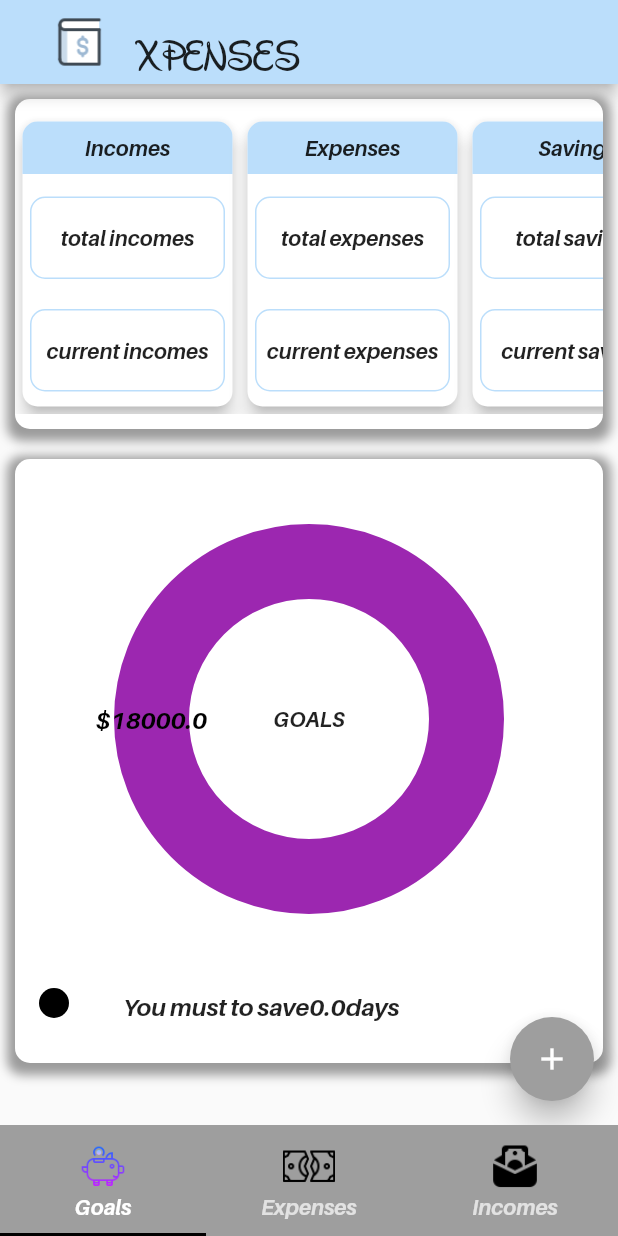
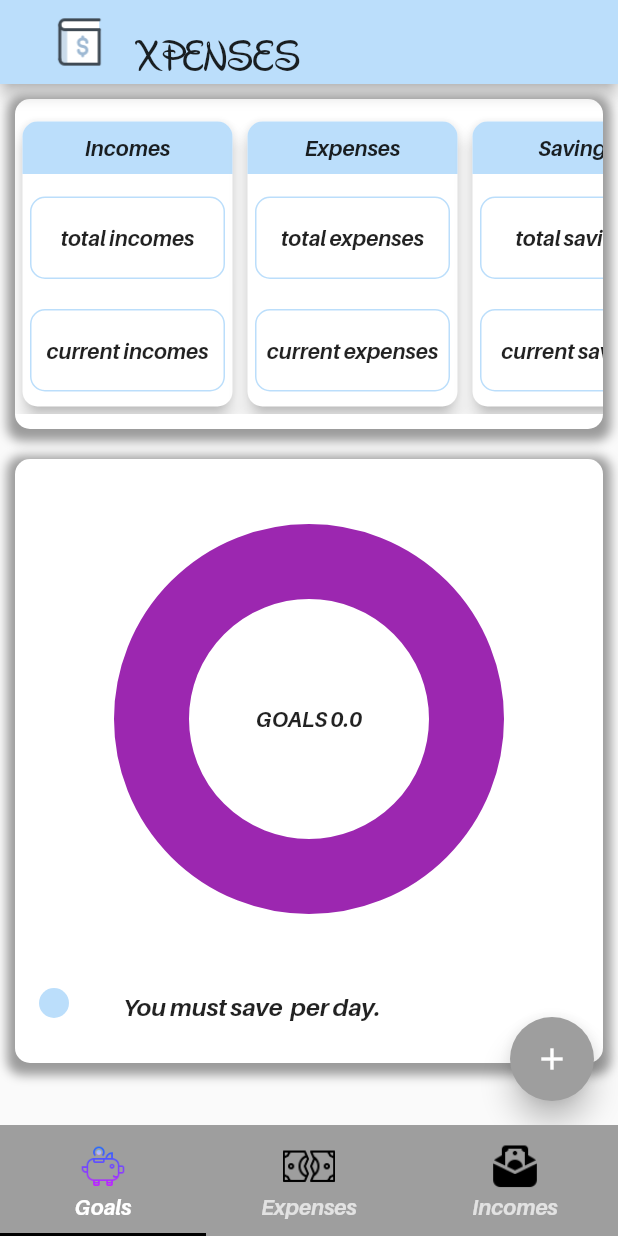
Before and after one commit to Ale6995/xpenses, a Flutter app: the screen it shows after launch, on a phone screen of 412 x 824 dp. Run offline on Flutter 3.47's test engine with Material 2 defaults, Android fonts, the phone set to English and light mode, and no system bars; drawn by our look-alikes of auto_size_text, fl_chart, flutter_speed_dial; our stand-ins replace cloud_firestore, firebase_core, get; missing offline and left inert: money2; accounts and stored records are empty.

Commit message:
set goals

```diff
--- a/xpenses_app/lib/models/goalModel.dart
+++ b/xpenses_app/lib/models/goalModel.dart
@@ -1,5 +1,3 @@
-import 'package:cloud_firestore/cloud_firestore.dart';
-
 class GoalModel {
   final String description;
   final double value;
--- a/xpenses_app/lib/screens/goals/goals.dart
+++ b/xpenses_app/lib/screens/goals/goals.dart
@@ -77,15 +77,20 @@ class GoalsScreen extends StatelessWidget {
                                   centerSpaceRadius: 80,
                                 ),
                               ),
-                              Center(child: Text('GOALS'))
+                              Center(
+                                child: AutoSizeText('GOALS ' +
+                                    controller.ourGoal.value.toString()),
+                              )
                             ],
                           ),
                         ),
                         ListTile(
                           leading: Bullets(),
-                          title: Text('You must to save' +
-                              controller.savingsDays.toString() +
-                              'days'),
+                          title: Text('You must save ' +
+                              Money.from(controller.savingsDays,
+                                      Currency.create("\$", 2))
+                                  .toString() +
+                              ' per day.'),
                         ),
                       ],
                     ),
@@ -146,7 +151,7 @@ class GoalsScreen extends StatelessWidget {
             backgroundColor: Colors.purple,
             label: 'Add Goals',
             labelStyle: TextStyle(fontSize: 18.0),
-            onTap: () => print('FIRST CHILD'),
+            onTap: () => controller.addGoals(),
           ),
           SpeedDialChild(
             child: Container(
@@ -178,10 +183,6 @@ class GoalsScreen extends StatelessWidget {
   }
 
   List<PieChartSectionData> showSections() {
-    var savins =
-        controller.currentSavings.isNegative ? 0 : controller.currentSavings;
-    var goal = 18000;
-    var goalEarned = (goal - savins).isNegative ? 0 : goal - savins;
     return List.generate(2, (i) {
       final isTouched = false;
       final fontSize = isTouched ? 25.0 : 16.0;
@@ -189,9 +190,12 @@ class GoalsScreen extends StatelessWidget {
       switch (i) {
         case 0:
           return PieChartSectionData(
-            color: Colors.purple,
-            value: goalEarned.toDouble(),
-            title: '\$' + goalEarned.toString(),
+            color: Colors.blue,
+            value: controller.totalSavings.isNegative
+                ? 0
+                : controller.totalSavings,
+            title: Money.from(controller.totalSavings, Currency.create("\$", 2))
+                .toString(),
             radius: radius,
             titleStyle: TextStyle(
               fontSize: fontSize,
@@ -201,9 +205,11 @@ class GoalsScreen extends StatelessWidget {
           );
         case 1:
           return PieChartSectionData(
-            color: Colors.blue,
-            value: (goal - goalEarned).toDouble(),
-            title: '\$' + (goal - goalEarned).toString(),
+            color: Colors.purple,
+            value: controller.ourGoal.value == 0 ? 1 : controller.ourGoal.value,
+            title:
+                Money.from(controller.ourGoal.value, Currency.create("\$", 2))
+                    .toString(),
             radius: radius,
             titleStyle: TextStyle(
               fontSize: fontSize,
@@ -225,7 +231,7 @@ class Bullets extends StatelessWidget {
       height: 20.0,
       width: 20.0,
       decoration: new BoxDecoration(
-        color: Colors.black,
+        color: Colors.blue[100],
         shape: BoxShape.circle,
       ),
     );
--- a/xpenses_app/lib/screens/goals/goalsController.dart
+++ b/xpenses_app/lib/screens/goals/goalsController.dart
@@ -1,13 +1,14 @@
 import 'package:get/get.dart';
 import 'package:money2/money2.dart';
-import 'package:xpenses_app/models/goalModel.dart';
+import 'package:xpenses_app/models/GoalModel.dart';
 import 'package:xpenses_app/screens/expenses/expensesController.dart';
-import 'package:xpenses_app/screens/goals/goals.dart';
 import 'package:xpenses_app/screens/incomes/incomesScreenController.dart';
 import 'package:cloud_firestore/cloud_firestore.dart';
+import 'package:xpenses_app/widgets/addGoalWidget/addGoalWidget.dart';
 
 class GoalsController extends GetxController {
-  GoalModel? ourGoal;
+  GoalModel ourGoal =
+      GoalModel(description: '', date: DateTime(1900), value: 0);
   FirebaseFirestore firestore = FirebaseFirestore.instance;
   ExpensesController expensesController = Get.find<ExpensesController>();
   IncomesScreenController incomesController =
@@ -20,27 +21,41 @@ class GoalsController extends GetxController {
   double totalSavings = 0;
   double currentSavings = 0;
   double savingsDays = 0;
+
   loadData() async {
     firestore
         .collection("Goals")
         .orderBy('date', descending: true)
         .get()
         .then((querySnapshot) {
-      if (querySnapshot.docs[0].data().isNotEmpty) {
+      print(querySnapshot.docs[0].data().toString());
+      try {
         ourGoal = GoalModel(
             description: querySnapshot.docs[0].data()['description'],
-            date: querySnapshot.docs[0].data()['date'],
+            date: querySnapshot.docs[0].data()['date'].toDate(),
             value: querySnapshot.docs[0].data()['value']);
+      } catch (e) {
+        print(e);
       }
       ;
-      savinsPerDay();
+
       update();
     });
   }
 
-  savinsPerDay() {
-    int daysUntilGoalFinish = ourGoal!.date.difference(DateTime.now()).inDays;
-    savingsDays = (ourGoal!.value - totalSavings) / daysUntilGoalFinish;
+  addGoals() {
+    Get.dialog(AddGoalWidget()).then((value) {
+      if (value != null) {
+        firestore.collection("Goals").add({
+          "description": value.description,
+          "value": value.value,
+          "date": value.date,
+        }).then((val) {
+          ourGoal = value!;
+        });
+        update();
+      }
+    });
   }
 
   Currency currency = Currency.create("\$", 2);
@@ -51,7 +66,6 @@ class GoalsController extends GetxController {
         totalIncomes = 0;
         incomesController.allMovements
             .forEach((element) => this.totalIncomes += element.value);
-        savinsPerDay();
         calculateSavings();
         update();
       }
@@ -62,7 +76,6 @@ class GoalsController extends GetxController {
         totalExpenses = 0;
         expensesController.allMovements
             .forEach((element) => this.totalExpenses += element.value);
-        savinsPerDay();
         calculateSavings();
         update();
       }
@@ -72,12 +85,15 @@ class GoalsController extends GetxController {
   calculateSavings() {
     totalSavings = totalIncomes - totalExpenses;
     currentSavings = currentIncomes - currentExpenses;
+    int daysUntilGoalFinish = ourGoal.date.difference(DateTime.now()).inDays;
+    savingsDays = (ourGoal.value - totalSavings) / daysUntilGoalFinish;
     update();
   }
 
   @override
   void onInit() {
     super.onInit();
+    loadData();
     calculateValues();
   }
 }
```
Also changed, not shown: xpenses_app/lib/widgets/addGoalWidget/addGoalWidget.dart (added, +162 -0 lines), xpenses_app/lib/widgets/addGoalWidget/addGoalWidgetController.dart (added, +51 -0 lines), 29 other files.
